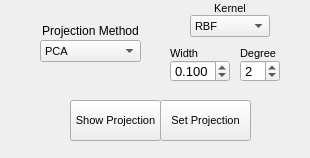
Before: the Qt Designer form _AlgorithmsPlugins/Projections/paramsProjections.ui in b4silio/MLDemos, drawn with Qt 5.
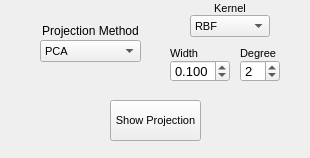
After: the same form once the commit is applied.

Commit message: -ADDED: (Reintroduced) Linear Projection classification (bayes + PCA or LDA)

Patch:
```diff
--- a/_AlgorithmsPlugins/Projections/paramsProjections.ui
+++ b/_AlgorithmsPlugins/Projections/paramsProjections.ui
@@ -89,7 +89,7 @@
   <widget class="QPushButton" name="projectionButton">
    <property name="geometry">
     <rect>
-     <x>70</x>
+     <x>110</x>
      <y>100</y>
      <width>91</width>
      <height>41</height>
@@ -104,24 +104,6 @@
     <string>Show Projection</string>
    </property>
   </widget>
-  <widget class="QPushButton" name="toCanvasButton">
-   <property name="geometry">
-    <rect>
-     <x>160</x>
-     <y>100</y>
-     <width>91</width>
-     <height>41</height>
-    </rect>
-   </property>
-   <property name="font">
-    <font>
-     <pointsize>8</pointsize>
-    </font>
-   </property>
-   <property name="text">
-    <string>Set Projection</string>
-   </property>
-  </widget>
   <widget class="QSpinBox" name="kernelDegSpin">
    <property name="geometry">
     <rect>
```
Left out of the diff: 10 changed lines with no effect on the pictures. The commit also changes 7 other files.
